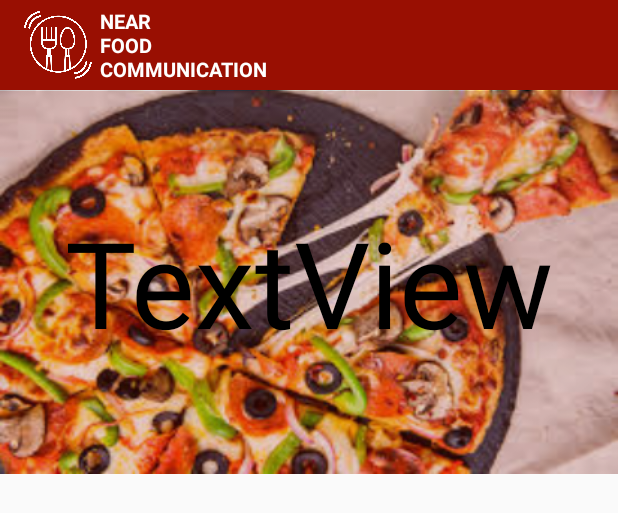
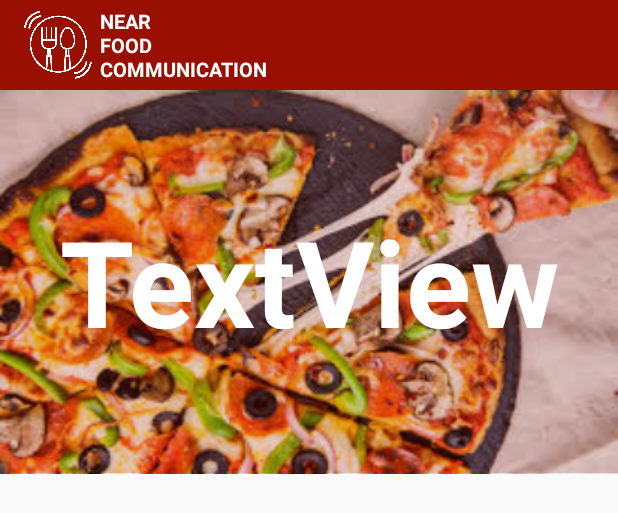
Before and after one commit to Dominodg/NearFoodCommunication, an Android app: the layout activity_menu_in_menu.xml on its own in the app's theme, with its tools: preview values and no code run, on a phone screen of 412 x 824 dp. Shown: the top 513 px of the screen. Run offline under Robolectric (Android 15) with nearby library versions, the phone set to English and light mode, and no system bars; network calls fail.

Commit message:
Menu/Menu in menu layout 2

```diff
--- a/app/src/main/java/com/nearfoodcommunication/menu/MenuActivity.java
+++ b/app/src/main/java/com/nearfoodcommunication/menu/MenuActivity.java
@@ -87,7 +87,7 @@ public class MenuActivity extends AppCompatActivity {
                     tvRestaurantName.setText(restaurant.getPropertyName());
 
                     ivRestaurant = (ImageView) findViewById(R.id.ImageView);
-                    Picasso.with(context).load(urlPicture).into(ivRestaurant);
+                    Picasso.with(context).load("https://www.adlers-innsbruck.com/fileadmin/_processed_/6/4/csm_restaurant-img-02_d666f4932c.jpg").into(ivRestaurant);
 
                     setPropertyId(context, restaurant.getPropertyId());
 
--- a/app/src/main/java/com/nearfoodcommunication/menu/MenuInMenuActivity.java
+++ b/app/src/main/java/com/nearfoodcommunication/menu/MenuInMenuActivity.java
@@ -1,5 +1,6 @@
 package com.nearfoodcommunication.menu;
 
+import android.content.Context;
 import android.content.Intent;
 import android.os.Bundle;
 import android.support.v7.app.AppCompatActivity;
@@ -19,6 +20,7 @@ import com.nearfoodcommunication.menu.model.FoodType;
 import com.nearfoodcommunication.menu.model.Restaurant;
 import com.nearfoodcommunication.order.AddToCartActivity;
 import com.nearfoodcommunication.register.AccountManagementActivity;
+import com.squareup.picasso.Picasso;
 
 
 import java.util.ArrayList;
@@ -35,6 +37,7 @@ public class MenuInMenuActivity extends AppCompatActivity {
     Button addtocart;
     Toolbar toolBar;
     Restaurant restaurant;
+    Context context = this;
 
 
     @Override
@@ -62,10 +65,11 @@ public class MenuInMenuActivity extends AppCompatActivity {
 
             foodList = foodtype.getFoodItems();
 
+            Picasso.with(context).load(foodtype.getFoodPicture()).into(ivRestaurant);
+
             tvFoodType.setText(foodtype.getFoodName());
         }
 
-        ivRestaurant.setImageResource(R.drawable.restaurant);
         tvRestaurantName.setText("nume");
 
 
--- a/app/src/main/res/layout/activity_add_to_cart.xml
+++ b/app/src/main/res/layout/activity_add_to_cart.xml
@@ -73,8 +73,11 @@
         android:gravity="center_vertical"
         android:paddingLeft="20dp"
         android:text="TextView"
+        android:textSize="20sp"
+        android:textStyle="bold"
         app:layout_constraintBottom_toBottomOf="parent"
         app:layout_constraintEnd_toEndOf="parent"
         app:layout_constraintHorizontal_bias="0.5"
-        app:layout_constraintStart_toStartOf="parent" />
+        app:layout_constraintStart_toStartOf="parent"
+        tools:gravity="center" />
 </android.support.constraint.ConstraintLayout>
--- a/app/src/main/res/layout/activity_menu.xml
+++ b/app/src/main/res/layout/activity_menu.xml
@@ -97,8 +97,10 @@
         android:background="#59980F02"
         android:gravity="center"
         android:text="TextView"
+        android:textColor="#FFFFFF"
         android:textSize="80sp"
-        app:layout_constraintBottom_toTopOf="@+id/listFoodTypes"
+        android:textStyle="bold"
+        app:layout_constraintBottom_toBottomOf="@+id/ImageView"
         app:layout_constraintEnd_toEndOf="@+id/ImageView"
         app:layout_constraintHorizontal_bias="0.0"
         app:layout_constraintStart_toStartOf="@+id/ImageView"
--- a/app/src/main/res/layout/activity_menu_in_menu.xml
+++ b/app/src/main/res/layout/activity_menu_in_menu.xml
@@ -74,10 +74,12 @@
         android:id="@+id/ImageView"
         android:layout_width="match_parent"
         android:layout_height="256dp"
+        android:layout_marginBottom="5dp"
         android:layout_weight="100"
         android:gravity="center"
         android:scaleType="fitXY"
         android:text="ImageView"
+        app:layout_constraintBottom_toTopOf="@+id/listFood"
         app:layout_constraintEnd_toEndOf="parent"
         app:layout_constraintHorizontal_bias="0.0"
         app:layout_constraintStart_toStartOf="parent"
@@ -91,8 +93,9 @@
         android:background="#33980F02"
         android:gravity="center"
         android:text="TextView"
-        android:textColor="@android:color/background_dark"
+        android:textColor="#FFFFFF"
         android:textSize="80sp"
+        android:textStyle="bold"
         app:layout_constraintBottom_toBottomOf="@+id/ImageView"
         app:layout_constraintEnd_toEndOf="parent"
         app:layout_constraintStart_toStartOf="@+id/ImageView"
@@ -102,7 +105,6 @@
         android:id="@+id/tvRestaurantName"
         android:layout_width="405dp"
         android:layout_height="0dp"
-        android:layout_marginBottom="8dp"
         android:gravity="center"
         android:text="TextView"
         android:textSize="80sp"
```
